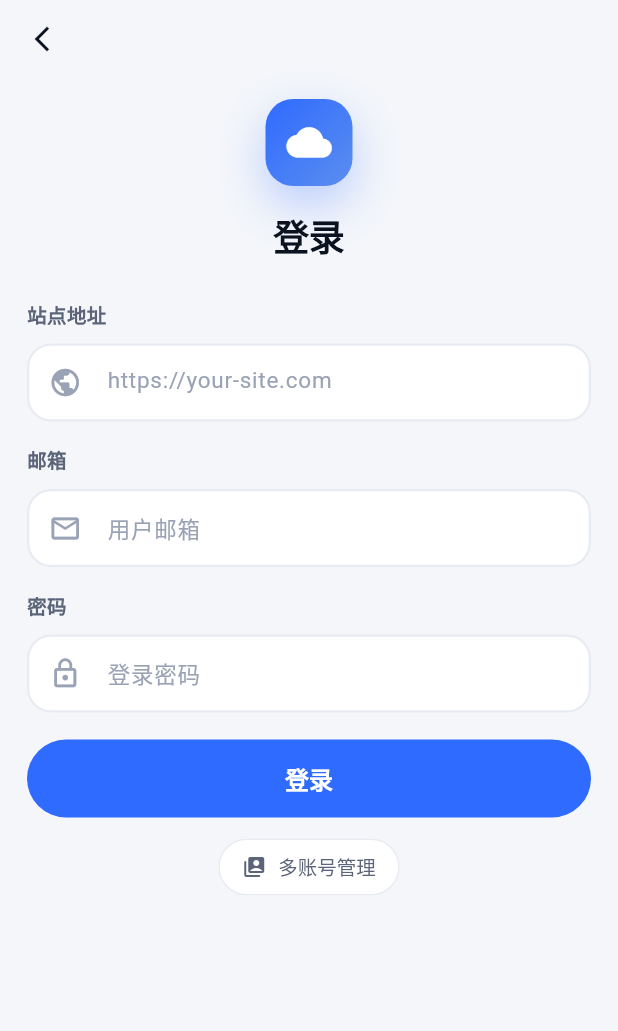
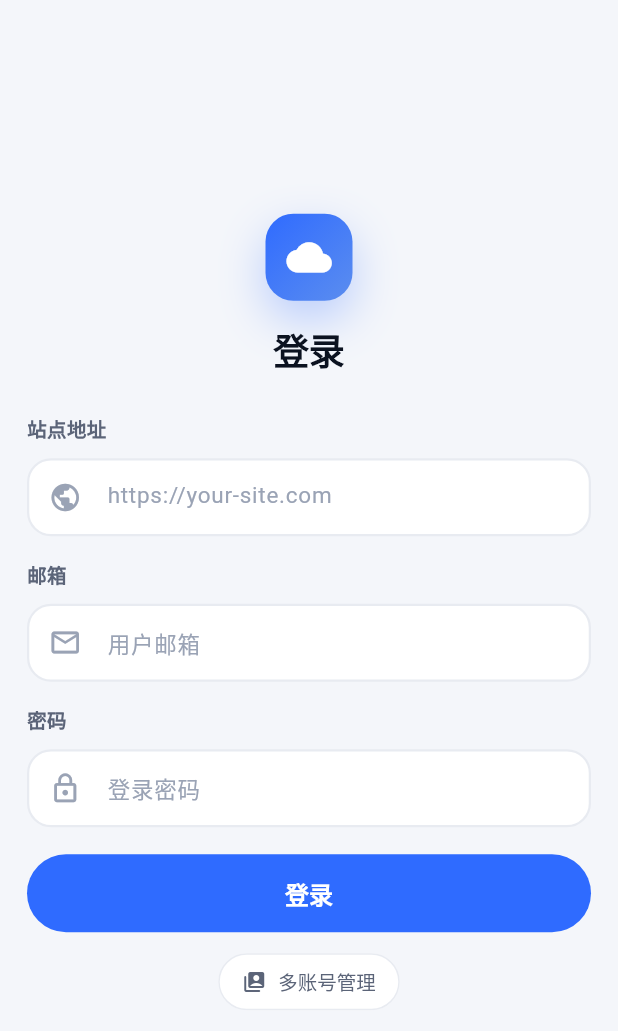
Before and after one commit to Miriy-been/cloud-pavilion, a Flutter app: the screen it shows after launch, on a phone screen of 412 x 824 dp. Shown: the top 1031 px of the screen. Run offline on Flutter 3.47's test engine with Material 3 defaults, Android fonts, the phone set to English and light mode, and no system bars; our stand-ins replace audio_service, connectivity_plus, dio, file_picker, flutter_cache_manager, flutter_smart_dialog and 5 more.

Commit message:
对ui进行了优化

```diff
--- a/lib/page/index/SecurityPage.dart
+++ b/lib/page/index/SecurityPage.dart
@@ -239,7 +239,11 @@ class _SecurityPageState extends State<SecurityPage> {
                   Switch(
                     value: _fpGuard,
                     onChanged: _toggleGuard,
-                    activeColor: AppColors.primary,
+                    // 选中态品牌蓝底白点，未选中浅灰底白点，与整体配色统一
+                    activeThumbColor: Colors.white,
+                    activeTrackColor: AppColors.primary,
+                    inactiveThumbColor: Colors.white,
+                    inactiveTrackColor: AppColors.line,
                   ),
                 ],
               ),
--- a/lib/page/index/bottomBar.dart
+++ b/lib/page/index/bottomBar.dart
@@ -147,7 +147,7 @@ class _NavItem extends StatelessWidget {
               Icon(
                 active ? _activeIcon : icon,
                 size: 22,
-                color: active ? AppColors.primary : const Color(0xFF868686),
+                color: active ? AppColors.primary : AppColors.ink3,
               ),
               const SizedBox(height: 3),
               Text(
@@ -155,7 +155,7 @@ class _NavItem extends StatelessWidget {
                 style: TextStyle(
                   fontSize: 10,
                   fontWeight: FontWeight.w500,
-                  color: active ? AppColors.primary : const Color(0xFF868686),
+                  color: active ? AppColors.primary : AppColors.ink3,
                 ),
               ),
             ],
--- a/lib/page/login/login.dart
+++ b/lib/page/login/login.dart
@@ -19,7 +19,11 @@ import '../../config/SlideUpPageRoute.dart';
 
 /// 登录页（站点绑定 + 账号密码登录合并单页）
 class Login extends StatefulWidget {
-  Login({super.key});
+  const Login({super.key, this.showBack = false});
+
+  /// 是否为「从账户管理 / 绑定新站点等二级入口」打开：
+  /// 只有这种情况才在左上角显示返回箭头；首次进入/登出后进入不显示
+  final bool showBack;
 
   @override
   State<Login> createState() => _LoginState();
@@ -47,13 +51,20 @@ class _LoginState extends State<Login> {
       body: Column(
         children: [
           Expanded(
-            child: SingleChildScrollView(
-              padding: const EdgeInsets.symmetric(horizontal: pagePad),
+            child: LayoutBuilder(
+              builder: (context, constraints) {
+                final padTop = MediaQuery.of(context).padding.top;
+                return SingleChildScrollView(
+                  // 上边距含状态栏；整体垂直居中，避免顶部过挤、底部空太多
+                  padding: EdgeInsets.fromLTRB(
+                      pagePad, padTop + 16, pagePad, 24),
+                  child: ConstrainedBox(
+                    constraints: BoxConstraints(
+                        minHeight: constraints.maxHeight - padTop - 40),
+                    child: IntrinsicHeight(
                       child: Column(
-                children: <Widget>[
-                  SizedBox(
-                      height: MediaQuery.of(context).padding.top + 6),
-                  if (Navigator.canPop(context))
+                        children: [
+                          if (widget.showBack)
                             Align(
                               alignment: Alignment.centerLeft,
                               child: IconTile(
@@ -63,7 +74,7 @@ class _LoginState extends State<Login> {
                                 onTap: () => Navigator.pop(context),
                               ),
                             ),
-                  const SizedBox(height: 20),
+                          const Spacer(),
                           _LogoMark(size: 58),
                           const SizedBox(height: 16),
                           Text(
@@ -155,9 +166,13 @@ class _LoginState extends State<Login> {
                               ),
                             ],
                           ),
-                  const SizedBox(height: 40),
+                          const Spacer(),
                         ],
                       ),
+                    ),
+                  ),
+                );
+              },
             ),
           ),
         ],
```
Also changed, not shown: lib/page/index/FileSelectionMixin.dart (+8 -0 lines), lib/page/login/users.dart (+6 -1 lines), 4 other files. Lines whose indentation alone changed are shown as unchanged.
